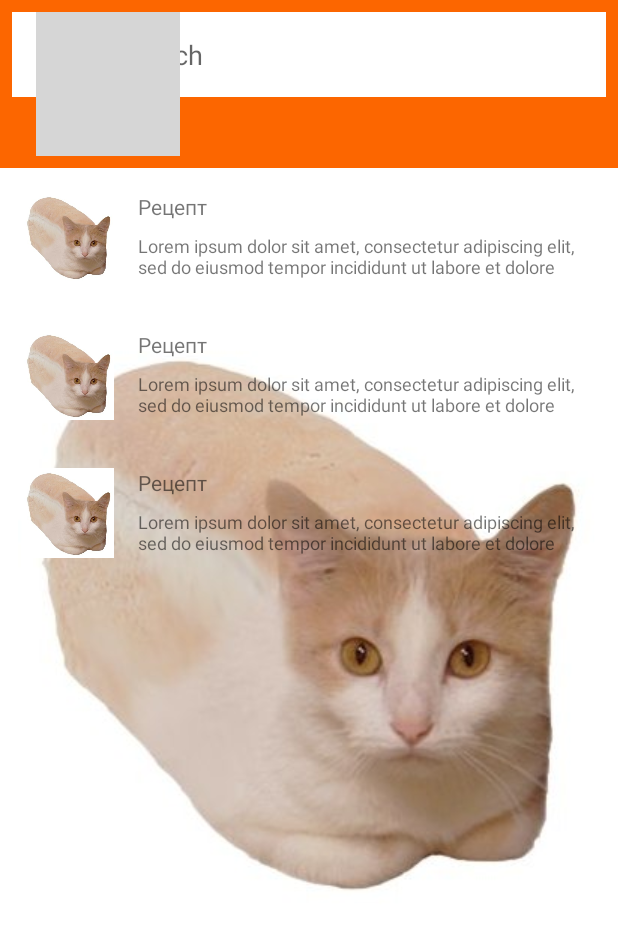
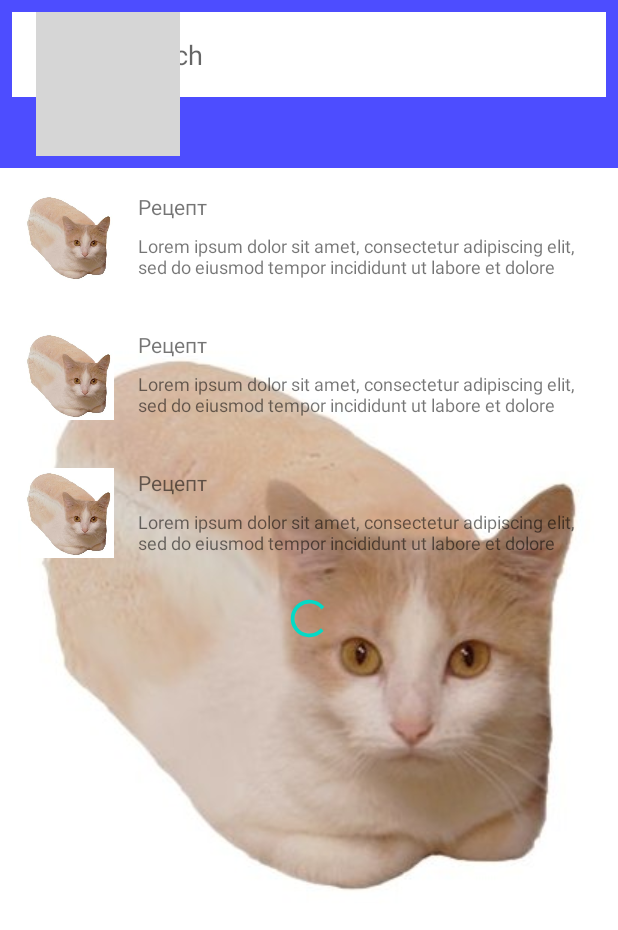
Before and after one commit to BeM0re/KODE_test, an Android app: the layout fragment_list.xml on its own in the app's theme, with its tools: preview values and no code run, on a phone screen of 412 x 824 dp. Shown: the top 930 px of the screen. Run offline under Robolectric (Android 15) with nearby library versions, the phone set to English and light mode, and no system bars; grey boxes are pictures that could not be loaded.

Commit message:
start doing list fragment

```diff
--- a/app/src/main/java/ru/be_more/kode_test/presentation/details/DetailViewModelImpl.kt
+++ b/app/src/main/java/ru/be_more/kode_test/presentation/details/DetailViewModelImpl.kt
@@ -12,7 +12,7 @@ class DetailViewModelImpl (
 
     override val recipeData = MutableLiveData<Recipe>()
 
-    override fun loadData() {
+    override fun initViewModel() {
         TODO("Not yet implemented")
     }
 
--- a/app/src/main/res/layout/bar_search.xml
+++ b/app/src/main/res/layout/bar_search.xml
@@ -5,7 +5,7 @@
     xmlns:tools="http://schemas.android.com/tools"
     android:layout_width="match_parent"
     android:layout_height="wrap_content"
-    android:background="@color/color_accent"
+    android:background="@color/color_primary"
     android:padding="@dimen/spacing_small_8">
 
 
--- a/app/src/main/res/layout/fragment_list.xml
+++ b/app/src/main/res/layout/fragment_list.xml
@@ -17,4 +17,13 @@
         app:layout_constraintTop_toBottomOf="@+id/include"
         tools:listitem="@layout/item_contact" />
 
+    <ProgressBar
+        android:layout_width="30dp"
+        android:layout_height="30dp"
+        app:layout_constraintBottom_toBottomOf="parent"
+        app:layout_constraintTop_toTopOf="parent"
+        app:layout_constraintStart_toStartOf="parent"
+        app:layout_constraintEnd_toEndOf="parent"
+        tools:visibility="visible"/>
+
 </androidx.constraintlayout.widget.ConstraintLayout>
```
Also changed, not shown: app/src/main/java/ru/be_more/kode_test/presentation/ViewModelContract.kt (+5 -4 lines), app/src/main/java/ru/be_more/kode_test/presentation/recipeList/RecipeListFragment.kt (+44 -0 lines), app/src/main/java/ru/be_more/kode_test/presentation/recipeList/RecipeListViewModelImpl.kt (+15 -2 lines).
